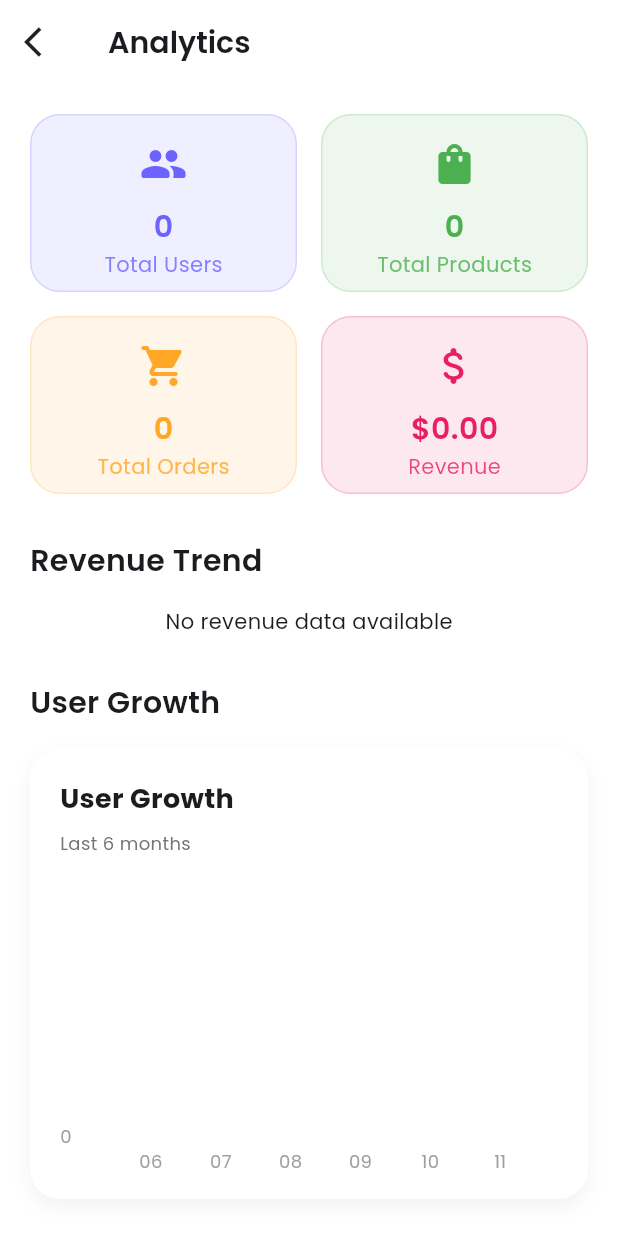
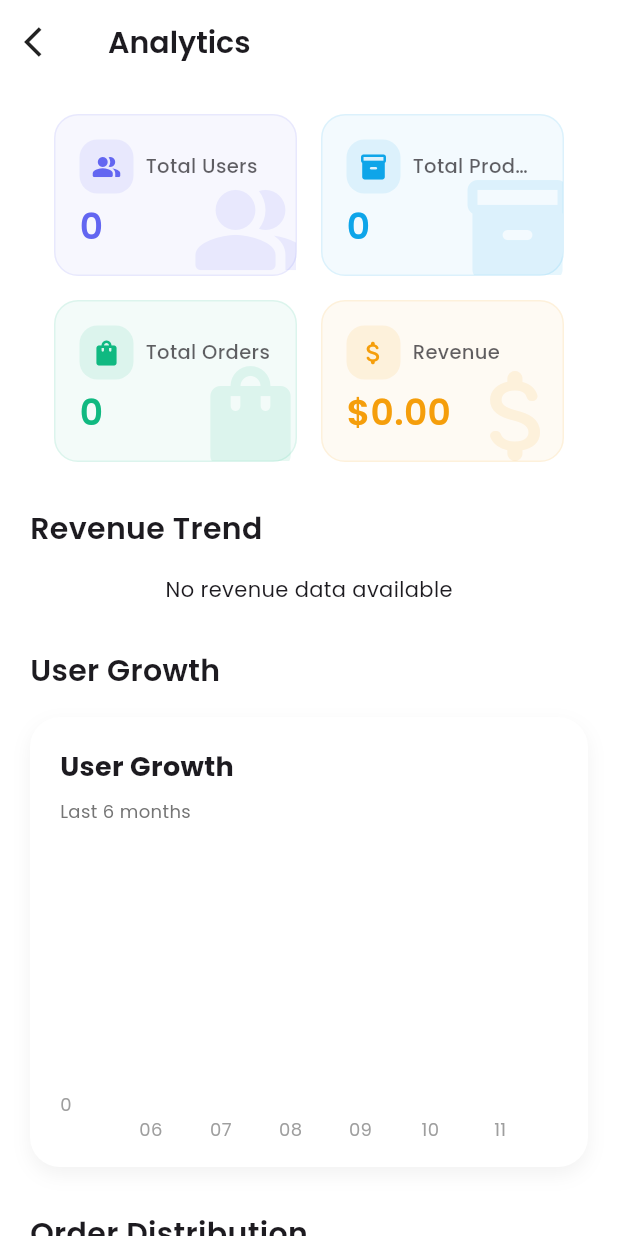
Before and after one commit to Edil-Ayehu/multi_vendor_ecommerce_app_admin_panel, a Flutter app: the screen it shows once a user with an empty profile is signed in, in the side drawer, after a tap on "Analytics", on a phone screen of 412 x 824 dp. Run offline on Flutter 3.47's test engine with Material 3 defaults, Android fonts, the phone set to English and light mode, and no system bars; drawn by our look-alikes of fl_chart; our stand-ins replace cloud_firestore, firebase_auth, firebase_core, google_fonts, line_icons, loading_animation_widget and 2 more; accounts and stored records are empty.

Commit message:
summary card UI in analytics screen.

```diff
--- a/lib/screens/analytics_screen.dart
+++ b/lib/screens/analytics_screen.dart
@@ -62,7 +62,7 @@ class AnalyticsScreen extends StatelessWidget {
               crossAxisAlignment: CrossAxisAlignment.start,
               children: [
                 const SizedBox(height: 20),
-                _buildSummaryCards(data),
+                _buildSummaryCards(data, context),
                 const SizedBox(height: 30),
                 _buildSectionTitle('Revenue Trend'),
                 AnimatedContainer(
@@ -115,83 +115,125 @@ class AnalyticsScreen extends StatelessWidget {
     );
   }
 
-  Widget _buildSummaryCards(Map<String, dynamic> data) {
+  Widget _buildSummaryCards(Map<String, dynamic> data, BuildContext context) {
     return GridView.count(
       shrinkWrap: true,
       physics: const NeverScrollableScrollPhysics(),
-      crossAxisCount: 2,
+      crossAxisCount: MediaQuery.of(context).size.width < 600 ? 2 : 4,
       crossAxisSpacing: 16,
       mainAxisSpacing: 16,
       childAspectRatio: 1.5,
+      padding: const EdgeInsets.symmetric(horizontal: 16),
       children: [
         _buildStatCard(
           'Total Users',
           data['totalUsers'].toString(),
-          Icons.people_rounded,
-          const Color(0xFF6C63FF),
+          Icons.people_alt_rounded,
+          const Color(0xFF6366F1), // Indigo
+          context,
         ),
         _buildStatCard(
           'Total Products',
           data['totalProducts'].toString(),
-          Icons.shopping_bag_rounded,
-          const Color(0xFF4CAF50),
+          Icons.inventory_2_rounded,
+          const Color(0xFF0EA5E9), // Sky blue
+          context,
         ),
         _buildStatCard(
           'Total Orders',
           data['totalOrders'].toString(),
-          Icons.shopping_cart_rounded,
-          const Color(0xFFFFA726),
+          Icons.shopping_bag_rounded,
+          const Color(0xFF10B981), // Emerald
+          context,
         ),
         _buildStatCard(
           'Revenue',
           '\$${NumberFormat('#,##0.00').format(data['totalRevenue'])}',
           Icons.attach_money_rounded,
-          const Color(0xFFE91E63),
+          const Color(0xFFF59E0B), // Amber
+          context,
         ),
       ],
     );
   }
 
-  Widget _buildStatCard(
-      String title, String value, IconData icon, Color color) {
-    return TweenAnimationBuilder<double>(
-      tween: Tween(begin: 0.0, end: 1.0),
-      duration: const Duration(milliseconds: 500),
-      builder: (context, opacity, child) {
-        return Opacity(
-          opacity: opacity,
-          child: Container(
+  Widget _buildStatCard(String title, String value, IconData icon, Color color,
+      BuildContext context) {
+    return Container(
+      decoration: BoxDecoration(
+        color: color.withOpacity(0.05),
+        borderRadius: BorderRadius.circular(16),
+        border: Border.all(
+          color: color.withOpacity(0.1),
+          width: 1,
+        ),
+      ),
+      child: Stack(
+        children: [
+          // Background Icon
+          Positioned(
+            right: -10,
+            bottom: -10,
+            child: Icon(
+              icon,
+              size: 80,
+              color: color.withOpacity(0.1),
+            ),
+          ),
+          // Content
+          Padding(
             padding: const EdgeInsets.all(16),
-            decoration: BoxDecoration(
-              color: color.withOpacity(0.1),
-              borderRadius: BorderRadius.circular(20),
-              border: Border.all(color: color.withOpacity(0.2)),
-            ),
             child: Column(
-              mainAxisAlignment: MainAxisAlignment.center,
+              crossAxisAlignment: CrossAxisAlignment.start,
+              mainAxisAlignment: MainAxisAlignment.spaceBetween,
               children: [
-                Icon(icon, color: color, size: 32),
-                const SizedBox(height: 12),
+                // Icon and Title
+                Row(
+                  children: [
+                    Container(
+                      padding: const EdgeInsets.all(8),
+                      decoration: BoxDecoration(
+                        color: color.withOpacity(0.1),
+                        borderRadius: BorderRadius.circular(12),
+                      ),
+                      child: Icon(
+                        icon,
+                        color: color,
+                        size: 20,
+                      ),
+                    ),
+                    const SizedBox(width: 8),
+                    Expanded(
+                      child: Text(
+                        title,
+                        style: GoogleFonts.poppins(
+                          fontSize: 13,
+                          fontWeight: FontWeight.w500,
+                          color: Theme.of(context)
+                              .textTheme
+                              .bodyLarge
+                              ?.color
+                              ?.withOpacity(0.7),
+                        ),
+                        overflow: TextOverflow.ellipsis,
+                      ),
+                    ),
+                  ],
+                ),
+                // Value
                 Text(
                   value,
                   style: GoogleFonts.poppins(
-                    fontSize: 20,
+                    fontSize: 24,
                     fontWeight: FontWeight.w600,
                     color: color,
-                  ),
-                ),
-                Text(
-                  title,
-                  style: GoogleFonts.poppins(
-                    color: color.withOpacity(0.8),
-                    fontSize: 14,
                   ),
                 ),
               ],
             ),
           ),
-        );
-      },
+        ],
+      ),
     );
   }
 
```
